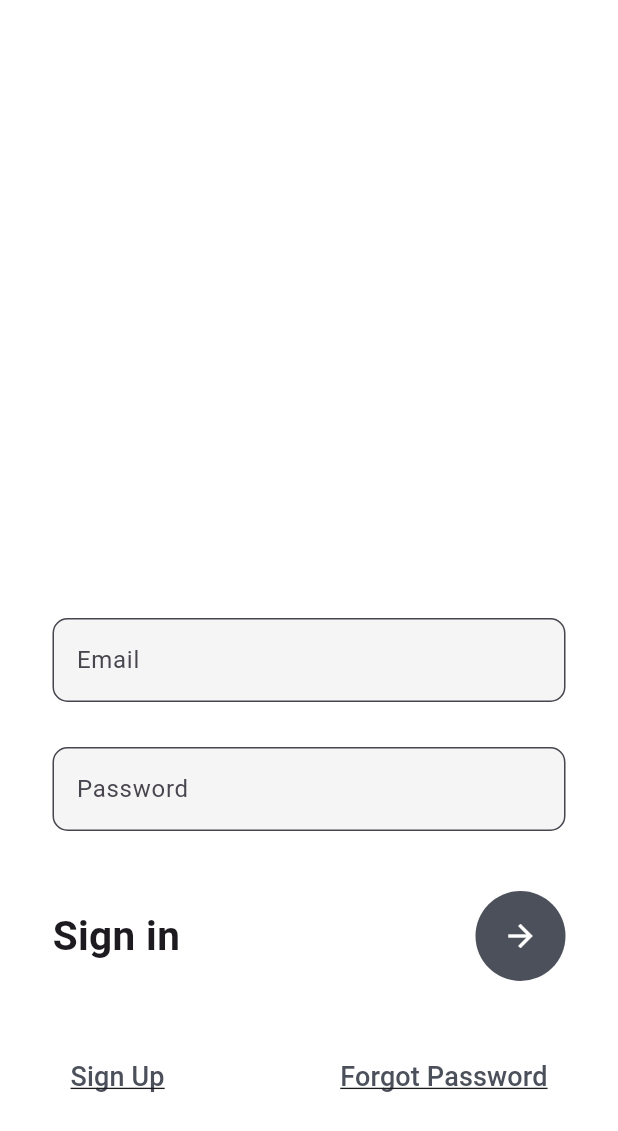
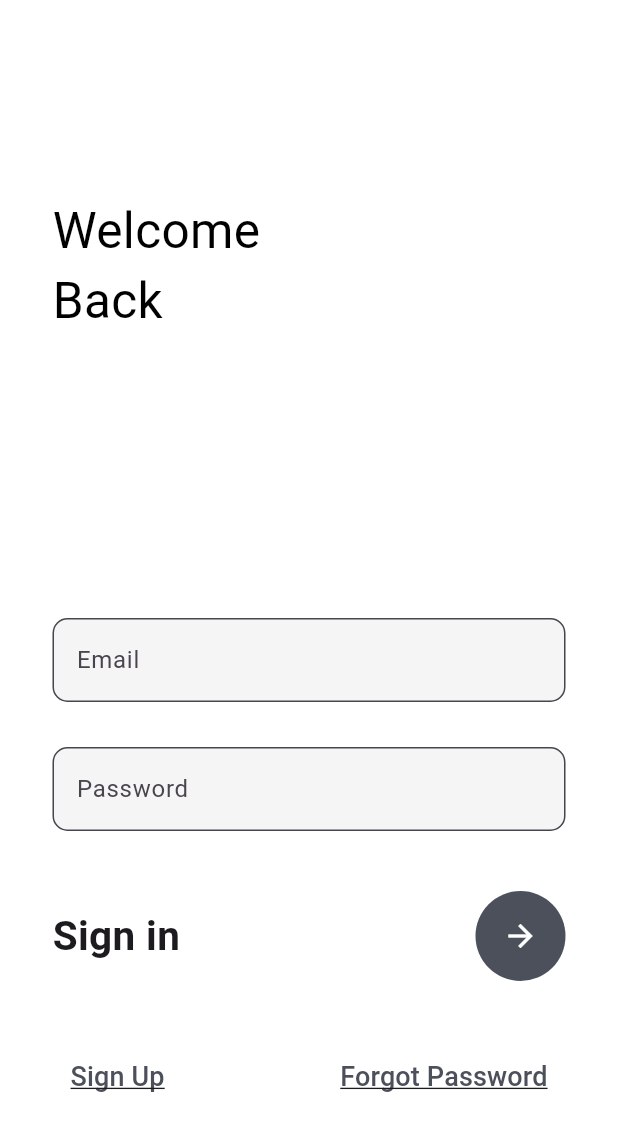
Before and after one commit to MDGSpace-SoC-2023/passGaurdians, a Flutter app: the screen it shows after launch, on a phone screen of 412 x 824 dp. Shown: the top 1131 px of the screen. Run offline on Flutter 3.47's test engine with Material 3 defaults, Android fonts, the phone set to English and light mode, and no system bars.

Commit message:
a small mistake rectified

```diff
--- a/frontend_flutter_project/lib/login.dart
+++ b/frontend_flutter_project/lib/login.dart
@@ -20,7 +20,7 @@ class _MyLoginState extends State<MyLogin> {
               padding: EdgeInsets.only(left: 35, top: 130),
               child: Text(
                 'Welcome\nBack',
-                style: TextStyle(color: Colors.white, fontSize: 33),
+                style: TextStyle(color: Colors.black, fontSize: 33),
               ),
             ),
             SingleChildScrollView(
```
